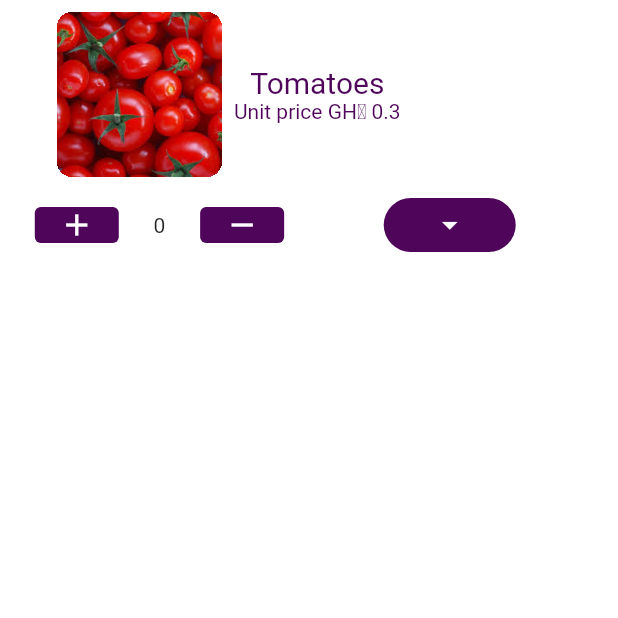
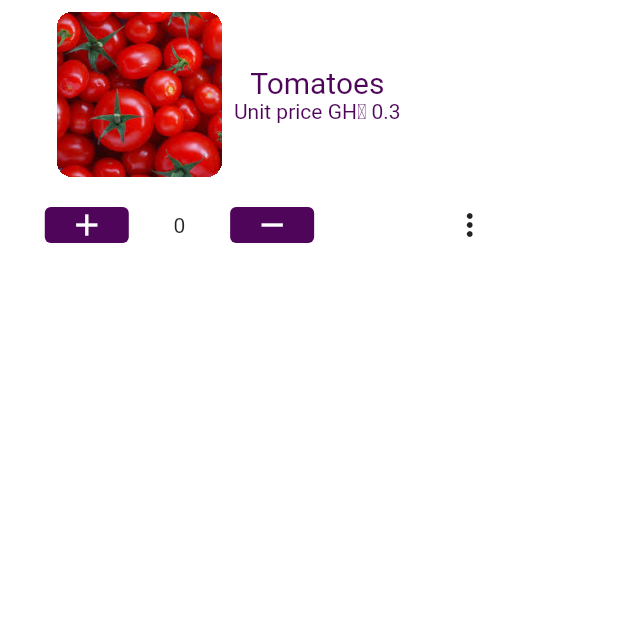
Before and after one commit to MelaTech30/Team_Melatech, a Flutter app: the CartPage screen opened directly, on a phone screen of 412 x 824 dp, the top half of it. Run offline on Flutter 3.47's test engine with Material 2 defaults, Android fonts, the phone set to English and light mode, and no system bars; our stand-ins replace animated_splash_screen, charts_flutter; missing offline and left inert: dart:ffi, modal_side_sheet.

Commit message:
drop down

```diff
--- a/lib/cart.dart
+++ b/lib/cart.dart
@@ -108,16 +108,14 @@ class _CartPageState extends State<CartPage> {
                 const SizedBox(
                   width: 20,
                 ),
-                FlatButton(
-                  onPressed: () {},
-                  color: const Color(0xFF4e055a),
-                  shape: RoundedRectangleBorder(
-                      borderRadius: BorderRadius.circular(30)),
-                  child: const Icon(
-                    Icons.arrow_drop_down,
-                    color: Colors.white,
-                  ),
-                ),
+               PopupMenuButton(
+  icon: Icon(Icons.more_vert),
+  itemBuilder: (BuildContext context) => <PopupMenuEntry>[
+    const PopupMenuItem(child: Text('Caton')),
+    const PopupMenuItem(child: Text('Sack')),
+    const PopupMenuItem(child: Text('Bucket')),
+  ],
+),
               ],
             ),
           ),
```
